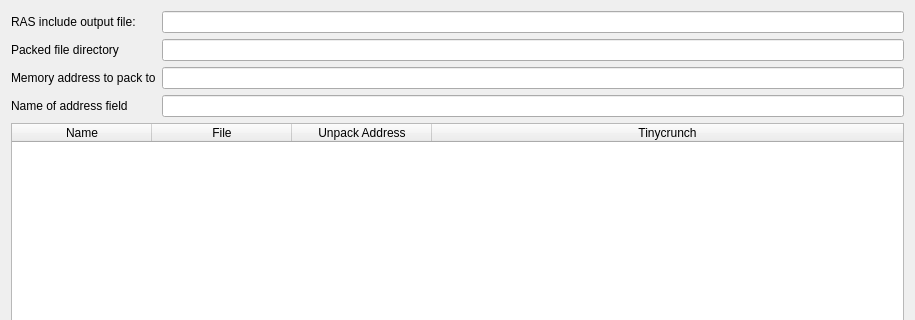
Above: source/trsedocuments/formpaw.ui from leuat/TRSE before the change; both pictures show x 0 to 915 and y 0 to 320 of the 915 by 639 pixel window. Below: the same form after it.
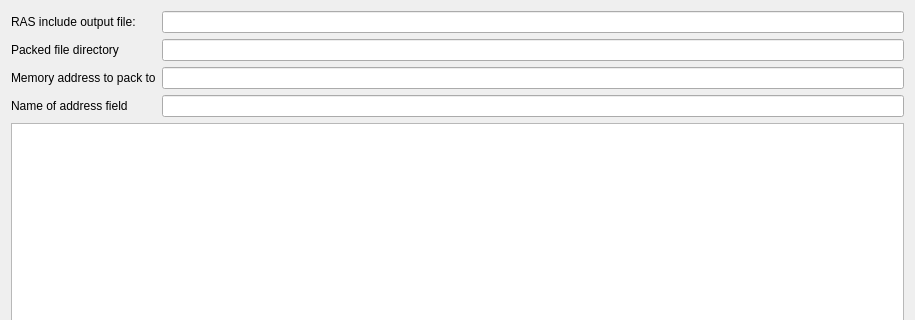
That is the form after the change.

The edit to the form file:
```diff
--- a/source/trsedocuments/formpaw.ui
+++ b/source/trsedocuments/formpaw.ui
@@ -67,7 +67,7 @@
       <number>4</number>
      </property>
      <attribute name="horizontalHeaderVisible">
-      <bool>true</bool>
+      <bool>false</bool>
      </attribute>
      <attribute name="horizontalHeaderDefaultSectionSize">
       <number>140</number>
```
